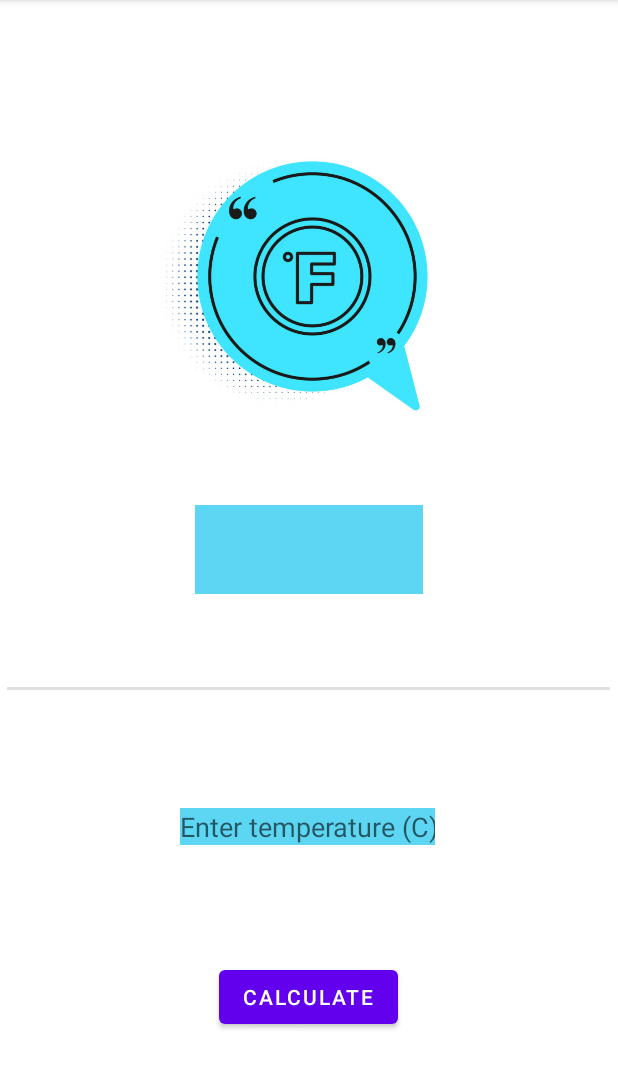
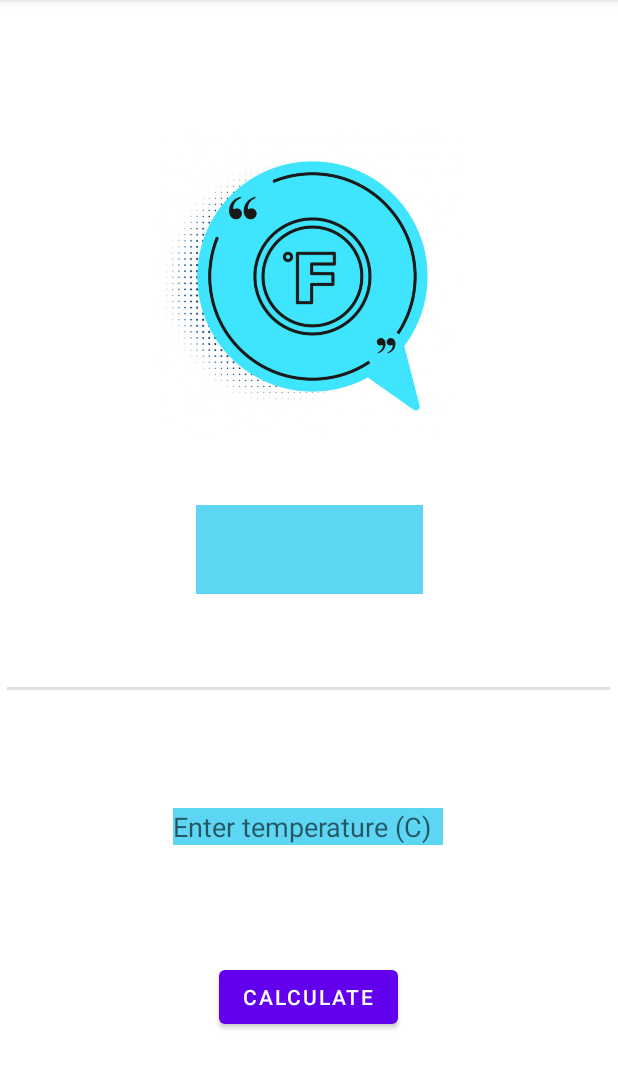
Before and after one commit to cainlouis/Temperature_Converter, an Android app: the screen it shows after launch (MainActivity), on a phone screen of 412 x 824 dp, the part 84-1173 px from its top. Run offline under Robolectric (Android 15) with nearby library versions, the phone set to English and light mode, and no system bars.

Commit message:
Add the negative and singleLine for editView in style

```diff
--- a/app/src/main/res/values/syles.xml
+++ b/app/src/main/res/values/syles.xml
@@ -9,13 +9,15 @@
     <style name="widthSize.EditText" >
         <item name="android:textColor">#D4F1F4</item>
         <item name="android:background">#5DD6F4</item>
-        <item name="android:layout_width">170dp</item>
+        <item name="android:layout_width">180dp</item>
+        <item name="android:digits">0123456789-.</item>
+        <item name="android:singleLine">true</item>
     </style>
 
     <style name="widthSize.TextView1">
         <item name="android:textColor">#D4F1F4</item>
         <item name="android:background">#5DD6F4</item>
-        <item name="android:layout_width">152dp</item>
+        <item name="android:layout_width">151dp</item>
     </style>
 
 
```
